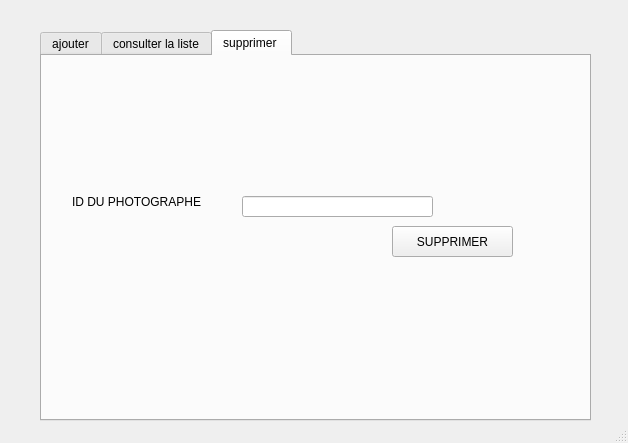
mohamedazizgallala/Smart_wedding_reception_2A8, file mainwindow.ui: the form before one commit.
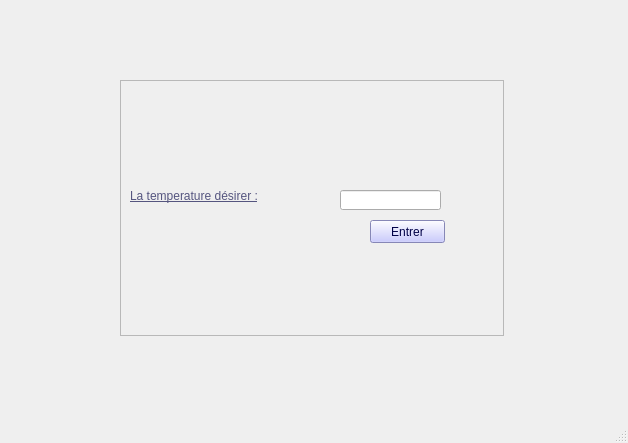
The form after the commit. Icons and pictures are not drawn.

Commit message: arduino temperature

What changed in the file:
```diff
--- a/mainwindow.ui
+++ b/mainwindow.ui
@@ -50,7 +50,7 @@
 }</string>
     </property>
     <property name="currentIndex">
-     <number>22</number>
+     <number>28</number>
     </property>
     <widget class="QWidget" name="loginWindow">
      <widget class="QFrame" name="login_frame">
@@ -10132,6 +10132,83 @@
       </property>
      </widget>
     </widget>
+    <widget class="QWidget" name="page_19">
+     <widget class="QFrame" name="frame">
+      <property name="geometry">
+       <rect>
+        <x>120</x>
+        <y>80</y>
+        <width>384</width>
+        <height>256</height>
+       </rect>
+      </property>
+      <property name="frameShape">
+       <enum>QFrame::StyledPanel</enum>
+      </property>
+      <property name="frameShadow">
+       <enum>QFrame::Raised</enum>
+      </property>
+      <widget class="QLabel" name="label_temperature">
+       <property name="geometry">
+        <rect>
+         <x>10</x>
+         <y>100</y>
+         <width>211</width>
+         <height>31</height>
+        </rect>
+       </property>
+       <property name="styleSheet">
+        <string notr="true">color: rgb(85, 85, 127);
+font: 75 14pt &quot;MS Shell Dlg 2&quot;;
+text-decoration: underline;</string>
+       </property>
+       <property name="text">
+        <string>La temperature désirer :</string>
+       </property>
+      </widget>
+      <widget class="QPushButton" name="pushButton_valtemp">
+       <property name="geometry">
+        <rect>
+         <x>250</x>
+         <y>140</y>
+         <width>75</width>
+         <height>23</height>
+        </rect>
+       </property>
+       <property name="styleSheet">
+        <string notr="true">background-color: rgb(188, 189, 255);
+color: rgb(0, 0, 70);
+font: 75 8pt &quot;MS Shell Dlg 2&quot;;</string>
+       </property>
+       <property name="text">
+        <string>Entrer</string>
+       </property>
+      </widget>
+      <widget class="QLineEdit" name="lineEdit_valtemp">
+       <property name="geometry">
+        <rect>
+         <x>220</x>
+         <y>110</y>
+         <width>101</width>
+         <height>20</height>
+        </rect>
+       </property>
+      </widget>
+      <widget class="QLabel" name="label_affichtemp">
+       <property name="geometry">
+        <rect>
+         <x>130</x>
+         <y>210</y>
+         <width>131</width>
+         <height>20</height>
+        </rect>
+       </property>
+       <property name="text">
+        <string/>
+       </property>
+      </widget>
+     </widget>
+    </widget>
    </widget>
   </widget>
   <widget class="QStatusBar" name="statusbar"/>
```
The commit also changes 4 other files.
